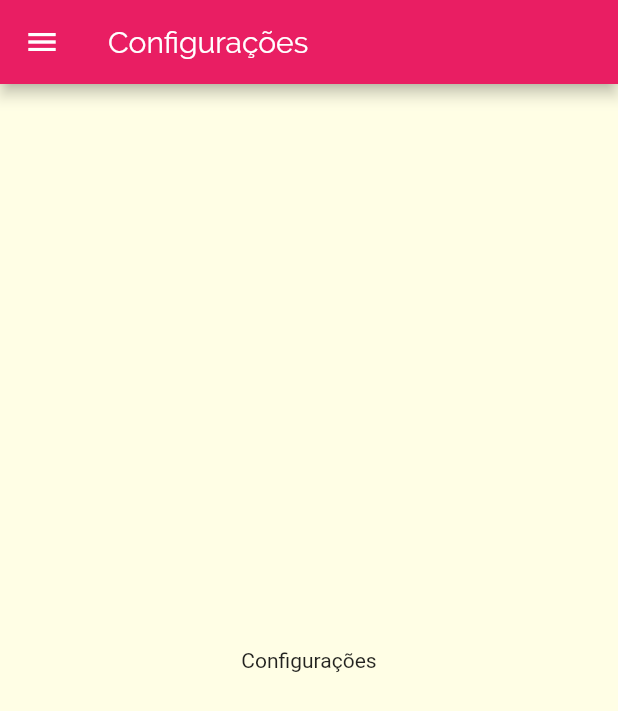
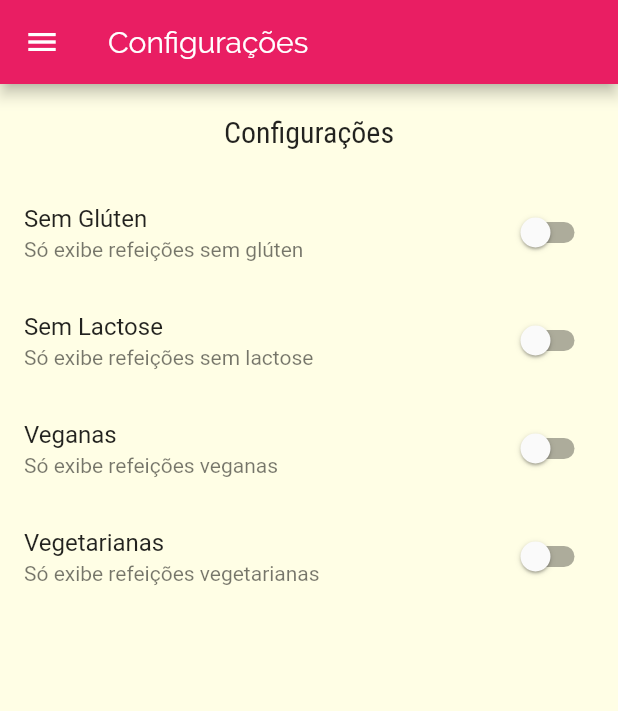
Before and after one commit to Luccasoli/meals_flutter, a Flutter app: the SettingsScreen screen opened by its route, on a phone screen of 412 x 824 dp. Shown: the top 711 px of the screen. Run offline on Flutter 3.47's test engine with Material 2 defaults, Android fonts, the phone set to English and light mode, and no system bars; network calls fail.

Commit message:
adding meals filtering

```diff
--- a/lib/main.dart
+++ b/lib/main.dart
@@ -1,4 +1,7 @@
 import 'package:flutter/material.dart';
+import 'package:meals_flutter/data/dummy_data.dart';
+import 'package:meals_flutter/models/meal.dart';
+import 'package:meals_flutter/models/settings.dart';
 import 'package:meals_flutter/screens/meal_details_screen.dart';
 import 'package:meals_flutter/screens/settings_screen.dart';
 import 'package:meals_flutter/screens/tabs_screen.dart';
@@ -8,7 +11,33 @@ import 'package:meals_flutter/screens/categories_meals_screen.dart';
 
 void main() => runApp(MyApp());
 
-class MyApp extends StatelessWidget {
+class MyApp extends StatefulWidget {
+  @override
+  _MyAppState createState() => _MyAppState();
+}
+
+class _MyAppState extends State<MyApp> {
+  Settings settings = Settings();
+  List<Meal> _availableMeals = DUMMY_MEALS;
+
+  void _filterMeals(Settings settings) {
+    setState(() {
+      this.settings = settings;
+
+      _availableMeals = DUMMY_MEALS.where((meal) {
+        final filterGluten = settings.isGlutenFree && !meal.isGlutenFree;
+        final filterLactose = settings.isLactoseFree && !meal.isLactoseFree;
+        final filterVegan = settings.isVegan && !meal.isVegan;
+        final filterVegetarian = settings.isVegetarian && !meal.isVegetarian;
+
+        return !filterVegetarian &&
+            !filterVegan &&
+            !filterLactose &&
+            !filterGluten;
+      }).toList();
+    });
+  }
+
   @override
   Widget build(BuildContext context) {
     return MaterialApp(
@@ -27,9 +56,10 @@ class MyApp extends StatelessWidget {
       ),
       routes: {
         Routes.HOME: (context) => TabsScreen(),
-        Routes.CATEGORIES_MEALS: (context) => CategoriesMealsScreen(),
+        Routes.CATEGORIES_MEALS: (context) =>
+            CategoriesMealsScreen(_availableMeals),
         Routes.MEAL_DETAILS: (context) => MealDetailsScreen(),
-        Routes.SETTINGS: (context) => SettingsScreen(),
+        Routes.SETTINGS: (context) => SettingsScreen(_filterMeals, settings),
       },
       onUnknownRoute: (settings) {
         return MaterialPageRoute(
--- /dev/null
+++ b/lib/models/settings.dart
@@ -0,0 +1,13 @@
+class Settings {
+  bool isGlutenFree;
+  bool isLactoseFree;
+  bool isVegan;
+  bool isVegetarian;
+
+  Settings({
+    this.isGlutenFree = false,
+    this.isLactoseFree = false,
+    this.isVegan = false,
+    this.isVegetarian = false,
+  });
+}
--- a/lib/screens/meal_details_screen.dart
+++ b/lib/screens/meal_details_screen.dart
@@ -100,6 +100,12 @@ class MealDetailsScreen extends StatelessWidget {
           ],
         ),
       ),
+      floatingActionButton: FloatingActionButton(
+        onPressed: () {},
+        child: Icon(
+          Icons.star,
+        ),
+      ),
     );
   }
 }
--- a/lib/screens/settings_screen.dart
+++ b/lib/screens/settings_screen.dart
@@ -1,7 +1,44 @@
 import 'package:flutter/material.dart';
 import 'package:meals_flutter/components/main_drawer.dart';
+import 'package:meals_flutter/models/settings.dart';
 
-class SettingsScreen extends StatelessWidget {
+class SettingsScreen extends StatefulWidget {
+  final Function(Settings) onSettingsChanged;
+  final Settings settings;
+
+  const SettingsScreen(this.onSettingsChanged, this.settings);
+
+  @override
+  _SettingsScreenState createState() => _SettingsScreenState();
+}
+
+class _SettingsScreenState extends State<SettingsScreen> {
+  Settings settings;
+
+  @override
+  void initState() {
+    super.initState();
+
+    settings = widget.settings;
+  }
+
+  Widget _createSwitch(
+    String title,
+    String subtitle,
+    bool value,
+    Function(bool) onChanged,
+  ) {
+    return SwitchListTile.adaptive(
+      value: value,
+      onChanged: (value) {
+        onChanged(value);
+        widget.onSettingsChanged(settings);
+      },
+      title: Text(title),
+      subtitle: Text(subtitle),
+    );
+  }
+
   @override
   Widget build(BuildContext context) {
     return Scaffold(
@@ -9,8 +46,62 @@ class SettingsScreen extends StatelessWidget {
       appBar: AppBar(
         title: Text('Configurações'),
       ),
-      body: Center(
-        child: Text('Configurações'),
+      body: Column(
+        children: <Widget>[
+          Container(
+            padding: EdgeInsets.all(20),
+            child: Text(
+              'Configurações',
+              style: Theme.of(context).textTheme.title,
+            ),
+          ),
+          Expanded(
+            child: ListView(
+              children: <Widget>[
+                _createSwitch(
+                  'Sem Glúten',
+                  'Só exibe refeições sem glúten',
+                  settings.isGlutenFree,
+                  (value) {
+                    setState(() {
+                      settings.isGlutenFree = value;
+                    });
+                  },
+                ),
+                _createSwitch(
+                  'Sem Lactose',
+                  'Só exibe refeições sem lactose',
+                  settings.isLactoseFree,
+                  (value) {
+                    setState(() {
+                      settings.isLactoseFree = value;
+                    });
+                  },
+                ),
+                _createSwitch(
+                  'Veganas',
+                  'Só exibe refeições veganas',
+                  settings.isVegan,
+                  (value) {
+                    setState(() {
+                      settings.isVegan = value;
+                    });
+                  },
+                ),
+                _createSwitch(
+                  'Vegetarianas',
+                  'Só exibe refeições vegetarianas',
+                  settings.isVegetarian,
+                  (value) {
+                    setState(() {
+                      settings.isVegetarian = value;
+                    });
+                  },
+                ),
+              ],
+            ),
+          ),
+        ],
       ),
     );
   }
```
Also changed, not shown: lib/screens/categories_meals_screen.dart (+7 -6 lines), lib/data/dummy_data.dart (line endings or trailing spaces).
